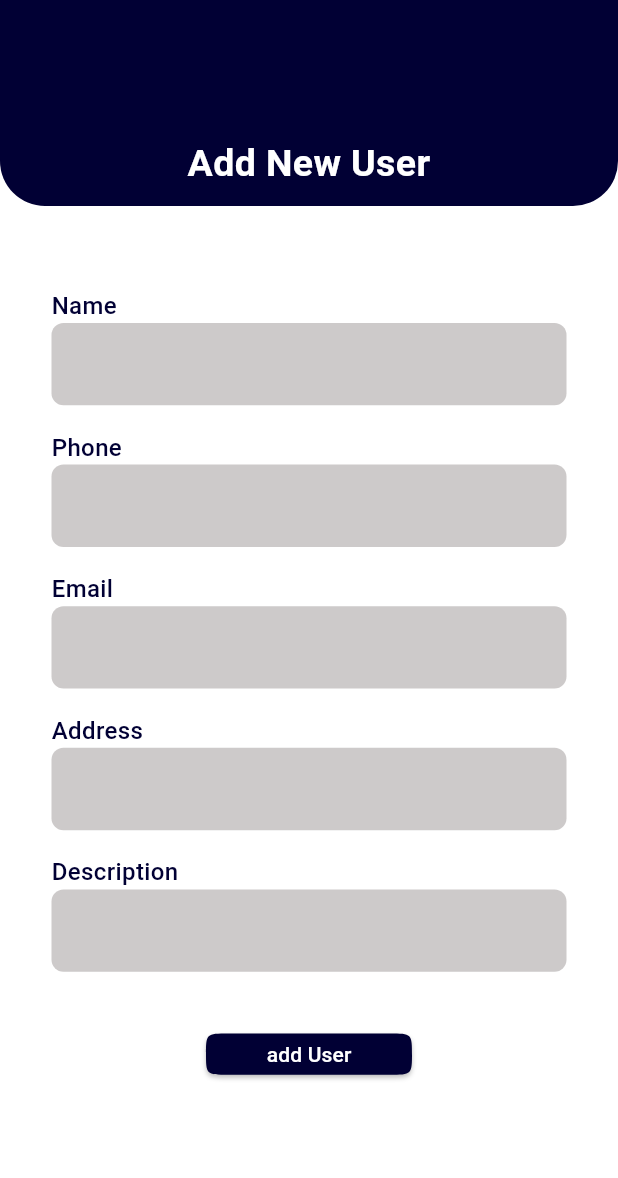
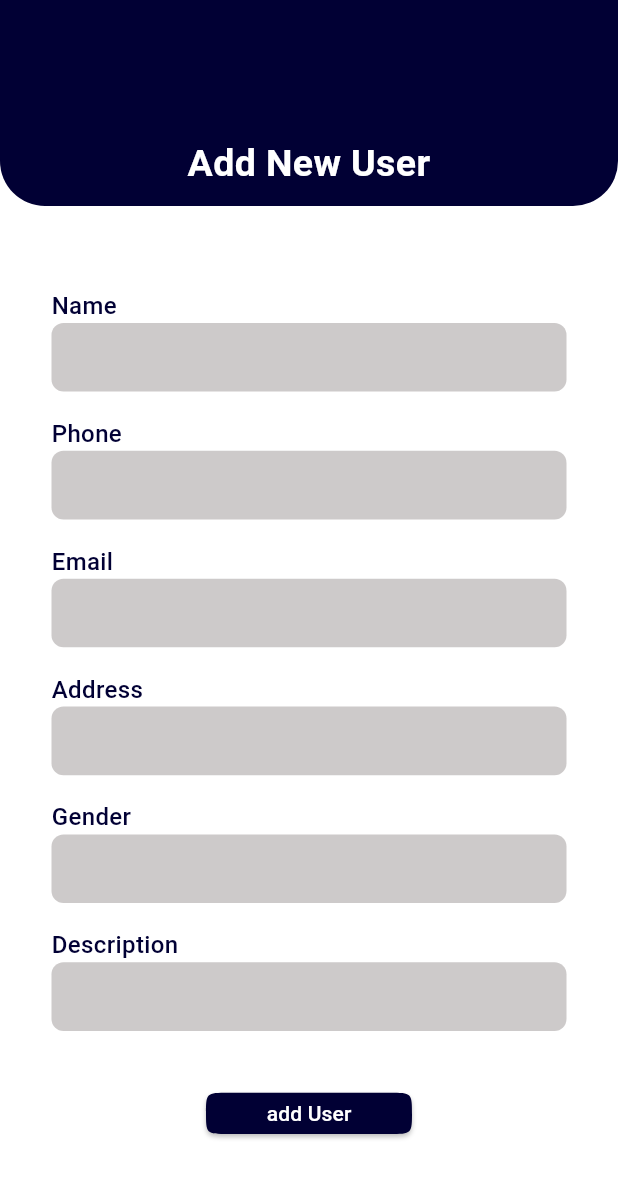
Before and after one commit to diilshadkt/nivyosis_task, a Flutter app: the AddUserPage screen opened by its route, on a phone screen of 412 x 824 dp. Shown: the top 1178 px of the screen. Run offline on Flutter 3.47's test engine with Material 3 defaults, Android fonts, the phone set to English and light mode, and no system bars; our stand-ins replace dio, flutter_hooks, flutter_riverpod, freezed_annotation, go_router, riverpod_annotation; generated files the repository leaves out were written again; network calls fail.

```diff
--- a/lib/core/router/router.dart
+++ b/lib/core/router/router.dart
@@ -1,6 +1,8 @@
 import 'package:go_router/go_router.dart';
+import 'package:nivyosis_task/features/home/model/get_user_model.dart';
 import 'package:nivyosis_task/features/home/view/pages/add_user_page.dart';
 import 'package:nivyosis_task/features/home/view/pages/home_page.dart';
+import 'package:nivyosis_task/features/home/view/widgets/users_table_widget.dart';
 import 'package:nivyosis_task/main.dart';
 
 final router = GoRouter(
@@ -15,4 +17,8 @@ final router = GoRouter(
     path: AddUserPage.routePath,
     builder: (context, state) => const AddUserPage(),
   ),
+  //  GoRoute(
+  //   path: UsersTableWidget.routePath,
+  //   builder: (context, state) =>  UsersTableWidget(userModel: state.extra as GetUserModel),
+  // ),
 ]);
--- a/lib/features/home/model/get_user_model.dart
+++ b/lib/features/home/model/get_user_model.dart
@@ -18,7 +18,7 @@ class GetUserModel with _$GetUserModel {
     @JsonKey(name: "phone") required String phone,
     @JsonKey(name: "email") required String email,
     @JsonKey(name: "address") required String address,
-    @JsonKey(name: "gender") String? gender,
+    @JsonKey(name: "gender") required String gender,
     @JsonKey(name: "description") required String description,
     @JsonKey(name: "created_at") DateTime? createdAt,
     @JsonKey(name: "updated_at") DateTime? updatedAt,
--- a/lib/features/home/view/pages/add_user_page.dart
+++ b/lib/features/home/view/pages/add_user_page.dart
@@ -18,6 +18,7 @@ class AddUserPage extends HookWidget {
     final phoneController = useTextEditingController();
     final emailController = useTextEditingController();
     final addressController = useTextEditingController();
+    final genderController = useTextEditingController();
     final descriptionController = useTextEditingController();
 
     Future<void> addUser() async {
@@ -25,6 +26,7 @@ class AddUserPage extends HookWidget {
           phoneController.text.isEmpty ||
           emailController.text.isEmpty ||
           addressController.text.isEmpty ||
+          genderController.text.isEmpty ||
           descriptionController.text.isEmpty) {
         ScaffoldMessenger.of(context).showSnackBar(SnackBar(
           content: Text("All fields are required."),
@@ -38,6 +40,7 @@ class AddUserPage extends HookWidget {
           phone: phoneController.text,
           email: emailController.text,
           address: addressController.text,
+          gender: genderController.text,
           description: descriptionController.text,
         ).toJson();
         await UserService.createUser(requestBody);
@@ -47,6 +50,7 @@ class AddUserPage extends HookWidget {
         phoneController.clear();
         emailController.clear();
         addressController.clear();
+        genderController.clear();
         descriptionController.clear();
         MyApp.navigatorKey.currentContext!.pop(context);
       } catch (e) {
@@ -97,6 +101,13 @@ class AddUserPage extends HookWidget {
                     height: MediaQuery.sizeOf(context).height / 50,
                   ),
                   TextfieldWidget(
+                    title: "Gender",
+                    controller: genderController,
+                  ),
+                  SizedBox(
+                    height: MediaQuery.sizeOf(context).height / 50,
+                  ),
+                  TextfieldWidget(
                     title: "Description",
                     controller: descriptionController,
                   ),
--- a/lib/features/home/view/widgets/textfield_widget.dart
+++ b/lib/features/home/view/widgets/textfield_widget.dart
@@ -26,7 +26,7 @@ class TextfieldWidget extends StatelessWidget {
           ],
         ),
         Container(
-          height: MediaQuery.sizeOf(context).height / 15,
+          height: MediaQuery.sizeOf(context).height / 18,
           decoration: BoxDecoration(
               color: const Color.fromARGB(255, 205, 202, 202),
               borderRadius: BorderRadius.circular(8)),
```
Also changed, not shown: lib/features/home/service/user_service.dart (+2 -8 lines), lib/features/home/view/widgets/users_table_widget.dart (+73 -30 lines).
